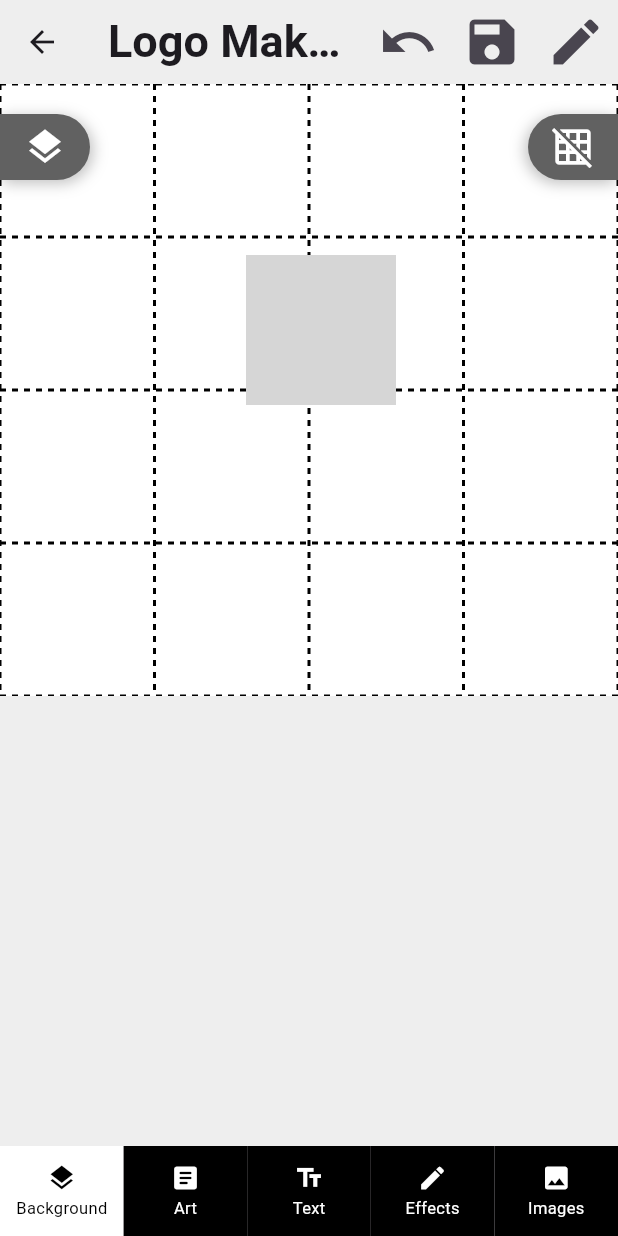
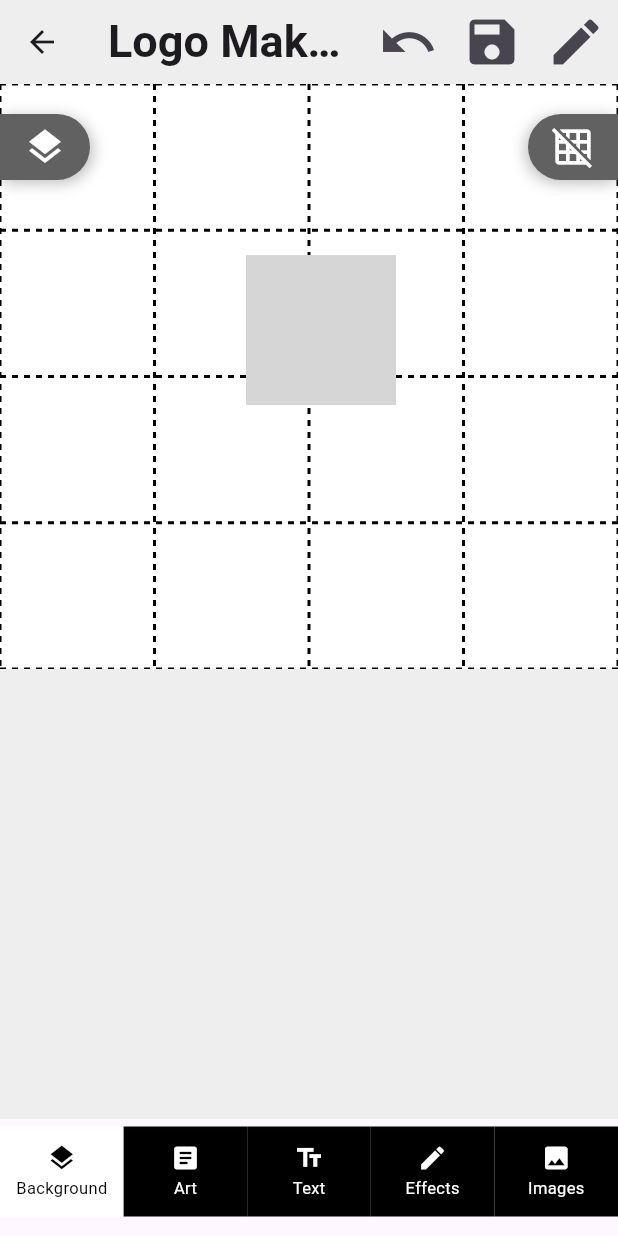
Before and after one commit to devsinntechnologies/logo-app-flutter, a Flutter app: the DownloadLogo screen opened directly with empty values, after a tap on the "grid on" icon, on a phone screen of 412 x 824 dp. Run offline on Flutter 3.47's test engine with Material 3 defaults, Android fonts, the light colour scheme and no system bars; our stand-ins replace connectivity_plus, flutter_svg, fluttericon, font_awesome_flutter, google_fonts; grey boxes are pictures that could not be loaded.

Commit message:
adjusted the bottomnsvbar icons

```diff
--- a/logo_app_flutter/lib/components/editable_element_wrapper.dart
+++ b/logo_app_flutter/lib/components/editable_element_wrapper.dart
@@ -111,7 +111,7 @@ class EditableElementWrapper extends StatelessWidget {
                 ),
               ),
 
-              // Now add Positioned Corner Icons based on alignment
+              // Now add Positioned Corner Icons based on //
               if (isSelected && isEditingMode) ...[
                 Positioned(
                   top: -15,
@@ -119,7 +119,7 @@ class EditableElementWrapper extends StatelessWidget {
                   child: CornerActionIcon(
                     icon: Icons.close,
                     onTap: () => onDelete(id),
-                    alignment: Alignment.topLeft,
+                    //: //.topLeft,
                   ),
                 ),
                 Positioned(
@@ -128,7 +128,7 @@ class EditableElementWrapper extends StatelessWidget {
                   child: CornerActionIcon(
                     icon: Icons.call_split,
                     onTap: () => onSplit(id),
-                    alignment: Alignment.topRight,
+                    //: //.topRight,
                   ),
                 ),
                 Positioned(
@@ -140,7 +140,7 @@ class EditableElementWrapper extends StatelessWidget {
                     onPanStart: (details) => onRotatePanStart(id, details),
                     onPanUpdate: (details) => onRotatePanUpdate(id, details),
                     onPanEnd: (details) => onRotatePanEnd(id),
-                    alignment: Alignment.bottomLeft,
+                    //: //.bottomLeft,
                   ),
                 ),
                 Positioned(
@@ -152,7 +152,7 @@ class EditableElementWrapper extends StatelessWidget {
                     onPanStart: (details) => onResizePanStart(id, details),
                     onPanUpdate: (details) => onResizePanUpdate(id, details),
                     onPanEnd: (details) => onResizePanEnd(id),
-                    alignment: Alignment.bottomRight,
+                    //: //.bottomRight,
                   ),
                 ),
               ],
--- a/logo_app_flutter/lib/components/logo_bottom_nav_bar.dart
+++ b/logo_app_flutter/lib/components/logo_bottom_nav_bar.dart
@@ -1,21 +1,28 @@
+import 'package:flutter/cupertino.dart';
 import 'package:flutter/material.dart';
+import 'package:fluttericon/typicons_icons.dart';
+import 'package:fluttericon/linecons_icons.dart';
+import 'package:font_awesome_flutter/font_awesome_flutter.dart';
 
 typedef BottomNavItemTapCallback = void Function(int index);
 
 class LogoBottomNavBar extends StatelessWidget {
   final int selectedIndex;
   final BottomNavItemTapCallback onItemSelected;
+  final bool hasTapped;
 
   const LogoBottomNavBar({
     super.key,
     required this.selectedIndex,
-    required this.onItemSelected,
+    required this.onItemSelected, required this.hasTapped,
   });
 
   @override
   Widget build(BuildContext context) {
-    return SizedBox(
-      height: 60,
+    return Padding(
+      padding: const EdgeInsets.only(bottom: 8.0),
+      child: SizedBox(
+        height: 70,
         child: Row(
           mainAxisAlignment: MainAxisAlignment.spaceEvenly,
           children: List.generate(5, (index) {
@@ -51,15 +58,19 @@ class LogoBottomNavBar extends StatelessWidget {
             return GestureDetector(
               onTap: () => onItemSelected(index),
               child: Container(
+                // margin: EdgeInsets.only(bottom: 20),
                 width: MediaQuery.of(context).size.width / 5,
                 height: 60,
-              color: isSelected ? Colors.white : Colors.black,
+                color: isSelected && hasTapped ? Colors.white : Colors.black,
+
                 child: Column(
                   mainAxisAlignment: MainAxisAlignment.center,
                   children: [
                     Icon(
                       iconData,
-                    color: isSelected ? Colors.black : Colors.white,
+                      color: isSelected && hasTapped ? Colors.black : Colors.white,
+
+
                       size: 20,
                     ),
                     const SizedBox(height: 2),
@@ -67,7 +78,9 @@ class LogoBottomNavBar extends StatelessWidget {
                       label,
                       style: TextStyle(
                         fontSize: 11,
-                      color: isSelected ? Colors.black : Colors.white,
+                        color: isSelected && hasTapped ? Colors.black : Colors.white,
+
+
                       ),
                     ),
                   ],
@@ -76,6 +89,7 @@ class LogoBottomNavBar extends StatelessWidget {
             );
           }),
         ),
+      ),
     );
   }
 }
--- a/logo_app_flutter/lib/screens/download_logo.dart
+++ b/logo_app_flutter/lib/screens/download_logo.dart
@@ -564,11 +564,6 @@ class _DownloadLogoState extends State<DownloadLogo> {
     _initialDragPoint = details.globalPosition;
     _initialElementValue = _getCurrentElementSize(id);
   }
-
-
-
-
-
   void _onResizePanUpdate(int id, DragUpdateDetails details) {
     if (_initialDragPoint == null || _initialElementValue == null) return;
     final RenderBox? renderBox =
@@ -878,7 +873,7 @@ class _DownloadLogoState extends State<DownloadLogo> {
             selectedElement =
                 null;
           });
-        },
+        }, hasTapped: true, // Assuming this is a flag to indicate if the user has tapped on the nav bar
       ),
     );
   }
--- a/logo_app_flutter/pubspec.yaml
+++ b/logo_app_flutter/pubspec.yaml
@@ -41,6 +41,9 @@ dependencies:
   connectivity_plus: ^6.1.4
   screenshot: ^1.0.0
   path_provider: ^2.0.0
+  fluttericon: ^2.0.0
+  font_awesome_flutter: ^10.8.0
+  iconsax: ^0.0.8
 
 
 
```
Also changed, not shown: logo_app_flutter/lib/components/corner_action_icon.dart (+3 -9 lines), logo_app_flutter/pubspec.lock. Lines whose indentation alone changed are shown as unchanged.
